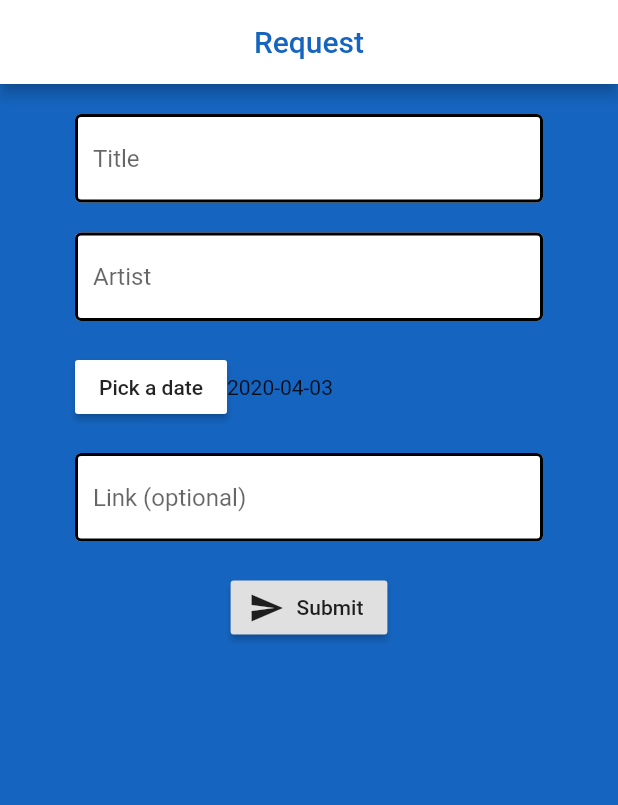
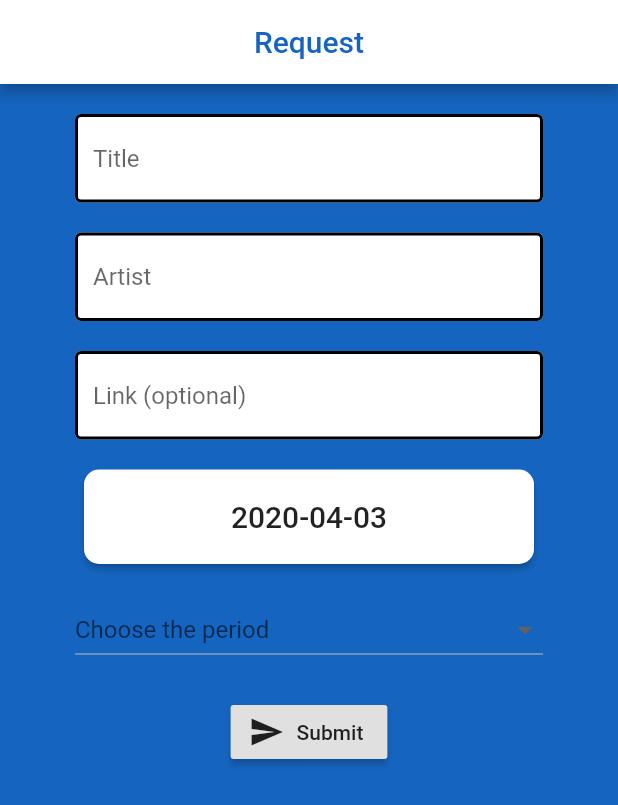
Before and after one commit to Lawful24/Studio-Application, a Flutter app: the RequestPage screen opened directly, on a phone screen of 412 x 824 dp. Shown: the top 805 px of the screen. Run offline on Flutter 3.47's test engine with Material 2 defaults, Android fonts, the phone set to English and light mode, and no system bars; our stand-ins replace cloud_firestore, firebase_auth, flutter_spinkit; accounts and stored records are empty.

Commit message:
Period drop-down picker

```diff
--- a/lib/models/request.dart
+++ b/lib/models/request.dart
@@ -3,8 +3,9 @@ class Request {
   String title;
   String artist;
   DateTime date;
+  String period;
   String url;
   String id;
 
-  Request({ this.title, this.artist, this.date, this.url,  this.id });
+  Request({ this.title, this.artist, this.date, this.period, this.url,  this.id });
 }
--- a/lib/pages/request_page.dart
+++ b/lib/pages/request_page.dart
@@ -11,33 +11,65 @@ class _RequestPageState extends State<RequestPage> {
 
   final _formKey = GlobalKey<FormState>();
 
-  // text field state
+  // Text field state
   String title = '';
   String artist = '';
+  String url = '';
+  String error = '';
+
+  // Date picker and drop-down
   DateTime date = DateTime.now();
   String dateString = "${DateTime.now()}".split(' ')[0];
-  String url = '';
-  String error = '';
+  static List<String> periods = ['2. (9:40 - 9:45)', '3. (10:35 - 10:55)', '4. (11:40 - 11:50)', '5. (12:35 - 12:45)'];
+  String period = '';
+  String dropdownValue;
+
+  // Database path references
   static CollectionReference requestCollection = Firestore.instance.collection('requests');
-  DocumentReference snDocRef = requestCollection.document('0000');
+  DocumentReference counterDocRef = requestCollection.document('0000');
 
-  incrementReqNum() {
+  updateCounter(int currentMonth) {
+
+    // Logic to update the month parameter in the counter document
     Firestore.instance.runTransaction((transaction) async {
-      DocumentSnapshot freshSnap = await transaction.get(snDocRef);
-      await transaction.update(freshSnap.reference, {
-        'numOfRequests': freshSnap['numOfRequests'] + 1
+      DocumentSnapshot freshSnap = await transaction.get(counterDocRef);
+
+      int snapMonthData = freshSnap.data['month'];
+
+      // Resets the number of requests every month
+      if (snapMonthData != currentMonth) {
+        if (snapMonthData == 12) {
+          transaction.update(freshSnap.reference, {
+            'numOfRequests': 0,
+            'month': currentMonth,
+          });
+        } else {
+          transaction.update(freshSnap.reference, {
+            'numOfRequests': 0,
+            'month': currentMonth,
+          });
+        }
+      }
+    });
+
+    // Increment the number of requests in the counter document
+    Firestore.instance.runTransaction((transaction) async {
+      DocumentSnapshot freshSnap = await transaction.get(counterDocRef);
+      transaction.update(counterDocRef, {
+        'numOfRequests': freshSnap['numOfRequests'] + 1,
       });
     });
   }
 
-  String generateRequestID(int numReq) {
-    DateTime now = DateTime.now();
+  // Custom ID generator
+  String generateRequestID(int numReq, int currentMonth) {
     String monthComponent;
     String nR;
-    if (now.month < 10) {
-      monthComponent = '0' + now.month.toString();
+
+    if (currentMonth < 10) {
+      monthComponent = '0' + currentMonth.toString();
     } else {
-      monthComponent = now.month.toString();
+      monthComponent = currentMonth.toString();
     }
 
     if (numReq < 10) {
@@ -45,20 +77,29 @@ class _RequestPageState extends State<RequestPage> {
     } else {
       nR = numReq.toString();
     }
+
     return monthComponent + nR;
   }
 
+  // Date picker widget builder
   Future<Null> _selectDate(BuildContext context) async {
+    DateTime now = DateTime.now();
     final DateTime picked = await showDatePicker(
         context: context,
-        initialDate: DateTime.now(),
-        firstDate: DateTime(DateTime.now().year, DateTime.now().month, DateTime.now().day),
-        lastDate: DateTime(DateTime.now().year + 2) // needs adjustment in the future
+        initialDate: now,
+        firstDate: DateTime(now.year, now.month, now.day),
+        lastDate: DateTime(now.year + 2) // needs adjustment in the future
     );
+
+    // Handling illegal dates
     if (picked != null && picked != date)
       setState(() {
-        date = picked;
-        dateString = "$date".split(' ')[0];
+        if (picked.weekday < 6) {
+          date = picked;
+          dateString = '$date'.split(' ')[0];
+        } else {
+          dateString = 'Choose a valid date.'; // does not handle holidays
+        }
       });
   }
 
@@ -101,38 +142,67 @@ class _RequestPageState extends State<RequestPage> {
                     }
                   ),
                   SizedBox(height: 20.0),
-                  Row(
-                    children: <Widget>[
-                      RaisedButton(
-                          child: Text('Pick a date'),
-                          color: Colors.white,
-                          onPressed: () => _selectDate(context)
-                      ),
-
-                      // todo: row alignment
-
-                      Text(("$date".split(' ')[0]))
-                    ],
+                  TextFormField(
+                      decoration: textInputDecoration.copyWith(hintText: 'Link (optional)'),
+                      onChanged: (val) {
+                        setState(() => url = val);
+                      }
                   ),
                   SizedBox(height: 20.0),
-                  TextFormField(
-                    decoration: textInputDecoration.copyWith(hintText: 'Link (optional)'),
+                  Container(
+                    width: 300.0,
+                    child: RaisedButton( // todo: add a calendar icon
+                      padding: EdgeInsets.all(20.0),
+                      shape: RoundedRectangleBorder(borderRadius: BorderRadius.circular(10.0)),
+                      color: Colors.white,
+                      child: Text(
+                          '$dateString',
+                          style: TextStyle(fontSize: 20.0)
+                      ),
+                      onPressed: () => _selectDate(context)
+                    ),
+                  ),
+                  SizedBox(height: 20.0),
+                  DropdownButton(
+                    value: dropdownValue, // error if value is not null when the widget is first built
+                    items: periods.map((period) {
+                      return DropdownMenuItem(
+                        value: period,
+                        child: Text(
+                          '$period',
+                          textAlign: TextAlign.center, // does not work
+                        ),
+                      );
+                    }).toList(),
+                    hint: Text(
+                      'Choose the period',
+                      textAlign: TextAlign.center,
+                    ),
+                    isExpanded: true,
                     onChanged: (val) {
-                      setState(() => url = val);
-                    }
+                      setState(() => period = val);
+                      dropdownValue = val;
+                    },
                   ),
                   SizedBox(height: 20.0),
                   RaisedButton.icon(
-                    onPressed: () async {
+                    onPressed: () async { // too many async functions?
                       if(_formKey.currentState.validate()) {
-                        setState(() {
-                          snDocRef.setData(incrementReqNum());
-                          int numOfRequests = (snapshot.data.documents[0]['numOfRequests'] + 1);
-                          String requestID = generateRequestID(numOfRequests);
-                          requestCollection.document(requestID).setData({
+                        setState(() async {
+
+                          //if (period == null) period = 'No selected period';
+                          int currentMonth = DateTime.now().month;
+
+                          // FATAL EXCEPTION: AsyncTask #8
+                          counterDocRef.setData(updateCounter(currentMonth)); // runs second, supposed to run second todo: fix the order
+                          int numOfRequests = snapshot.data.documents[0]['numOfRequests'];
+                          String requestID = generateRequestID(numOfRequests, currentMonth);
+
+                          requestCollection.document(requestID).setData({ // runs first, supposed to run second. try await?
                             'title': title,
                             'artist': artist,
                             'date': dateString,
+                            'period': period,
                             'url': url,
                             'id': requestID
                           });
--- a/lib/services/database.dart
+++ b/lib/services/database.dart
@@ -16,6 +16,7 @@ class DatabaseService {
         title: doc.data['title'],
         artist: doc.data['artist'],
         date: doc.data['date'],
+        period: doc.data['period'],
         url: doc.data['url'] ?? '',
         id: doc.data['id']
       );
```
